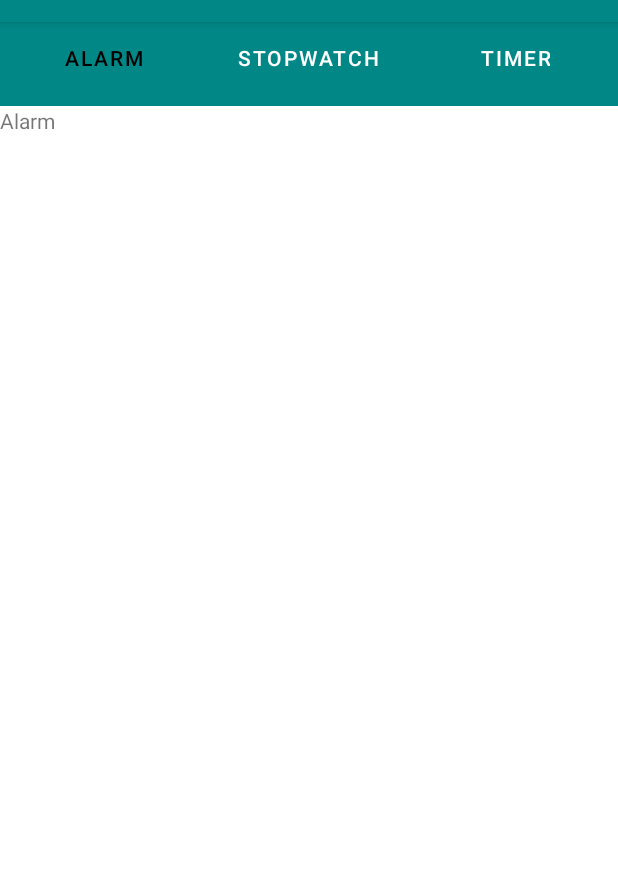
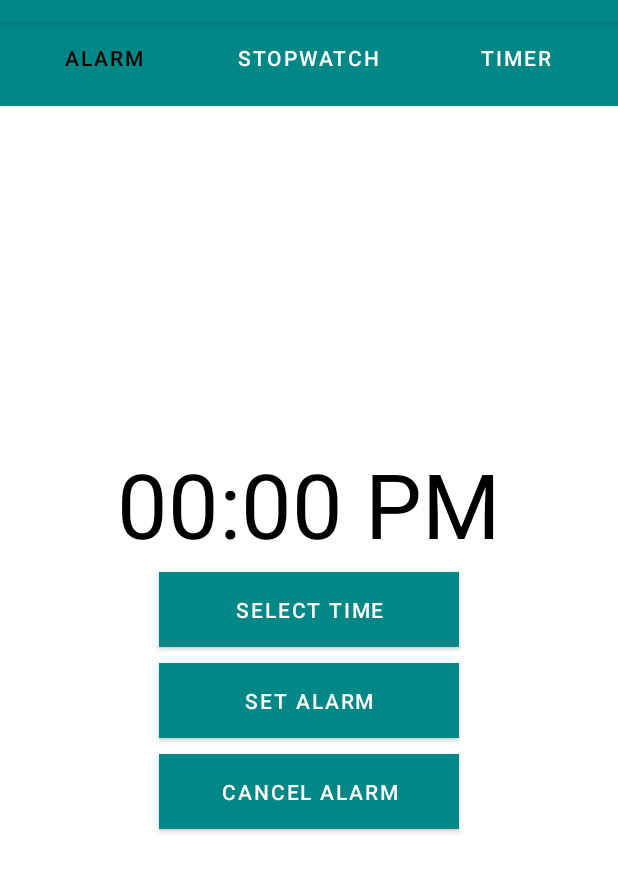
Before and after one commit to thpir/Galaxy-Alarm-Clock, an Android app: the TabFragment1 screen opened directly, with no data from a screen before it, on a phone screen of 412 x 824 dp, the part 62-955 px from its top. Run offline under Robolectric (Android 15) with nearby library versions, the phone set to English and light mode, and no system bars.

Commit message:
Implemented first version of alarm manager in fragment 1

```diff
--- a/app/build.gradle
+++ b/app/build.gradle
@@ -28,6 +28,7 @@ android {
     buildFeatures {
         viewBinding true
     }
+    namespace 'com.example.galaxyalarmclock'
 }
 
 dependencies {
--- a/app/src/main/java/com/example/galaxyalarmclock/TabFragment1.java
+++ b/app/src/main/java/com/example/galaxyalarmclock/TabFragment1.java
@@ -1,23 +1,133 @@
 package com.example.galaxyalarmclock;
 
+import android.app.AlarmManager;
+import android.app.NotificationChannel;
+import android.app.NotificationManager;
+import android.app.PendingIntent;
+import android.content.Context;
+import android.content.Intent;
+import android.os.Build;
 import android.os.Bundle;
+import android.view.LayoutInflater;
+import android.view.View;
+import android.view.ViewGroup;
+import android.widget.Button;
+import android.widget.TextView;
+import android.widget.Toast;
 
 import androidx.fragment.app.Fragment;
 
-import android.view.LayoutInflater;
-import android.view.View;
-import android.view.ViewGroup;
+import com.google.android.material.timepicker.MaterialTimePicker;
+import com.google.android.material.timepicker.TimeFormat;
+
+import java.util.Calendar;
 
 public class TabFragment1 extends Fragment {
 
-    public TabFragment1() {
-        // Required empty public constructor
-    }
+    private View mView;
+    private Button mSetTime, mSetAlarm, mCancelAlarm;
+    private MaterialTimePicker mTimePicker;
+    private TextView mSelectedTime;
+    private Calendar mCalendar;
+    private AlarmManager mAlarmManager;
+    private PendingIntent mPendingIntent;
 
     @Override
     public View onCreateView(LayoutInflater inflater, ViewGroup container,
                              Bundle savedInstanceState) {
         // Inflate the layout for this fragment
-        return inflater.inflate(R.layout.tab_fragment1, container, false);
+        mView = inflater.inflate(R.layout.tab_fragment1, container, false);
+        mSetTime = (Button) mView.findViewById(R.id.buttonSelectTime);
+        mSetAlarm = (Button) mView.findViewById(R.id.buttonSetAlarm);
+        mCancelAlarm = (Button) mView.findViewById(R.id.buttonCancelAlarm);
+        mSelectedTime = (TextView) mView.findViewById(R.id.textviewSelectedTime);
+        createNotificationChannel();
+        configureButtons();
+        return mView;
+    }
+
+    private void createNotificationChannel() {
+        if (Build.VERSION.SDK_INT >= Build.VERSION_CODES.O) {
+            CharSequence name = "GalaxyAlarmClockChannel";
+            String description = "Channel For Alarm Manager";
+            int importance = NotificationManager.IMPORTANCE_HIGH;
+            NotificationChannel channel = new NotificationChannel("GalaxyAlarmClock", name, importance);
+            channel.setDescription(description);
+
+            NotificationManager notificationManager = (NotificationManager) getActivity().getSystemService(Context.NOTIFICATION_SERVICE);
+            notificationManager.createNotificationChannel(channel);
+        }
+    }
+
+    private void configureButtons() {
+        mSetTime.setOnClickListener(new View.OnClickListener() {
+            @Override
+            public void onClick(View view) {
+                showTimePicker();
+            }
+        });
+
+        mSetAlarm.setOnClickListener(new View.OnClickListener() {
+            @Override
+            public void onClick(View view) { setAlarm(); }
+        });
+
+        mCancelAlarm.setOnClickListener(new View.OnClickListener() {
+            @Override
+            public void onClick(View view) { cancelAlarm(); }
+        });
+    }
+
+    private void cancelAlarm() {
+
+        Intent intent = new Intent(getActivity(), AlarmReceiver.class);
+        mPendingIntent = PendingIntent.getBroadcast(getActivity(), 0, intent, 0);
+        if (mAlarmManager == null) {
+            mAlarmManager = (AlarmManager) getActivity().getSystemService(Context.ALARM_SERVICE);
+        }
+        mAlarmManager.cancel(mPendingIntent);
+        Toast.makeText(getActivity(), "Alarm Cancelled", Toast.LENGTH_SHORT).show();
+    }
+
+    private void setAlarm() {
+
+        mAlarmManager = (AlarmManager) getActivity().getSystemService(Context.ALARM_SERVICE);
+        Intent intent = new Intent(getActivity(), AlarmReceiver.class);
+        mPendingIntent = PendingIntent.getBroadcast(getActivity(), 0, intent, 0);
+        mAlarmManager.setInexactRepeating(AlarmManager.RTC_WAKEUP,mCalendar.getTimeInMillis(),
+                AlarmManager.INTERVAL_DAY,mPendingIntent);
+        Toast.makeText(getActivity(), "Alarm Set Successfully", Toast.LENGTH_SHORT).show();
+    }
+
+    private void showTimePicker() {
+
+        mTimePicker = new MaterialTimePicker.Builder()
+                .setTimeFormat(TimeFormat.CLOCK_12H)
+                .setHour(12)
+                .setMinute(0)
+                .setTitleText("Select Alarm Time")
+                .build();
+
+        mTimePicker.show(getParentFragmentManager(), "GalaxyAlarmClock");
+
+        mTimePicker.addOnPositiveButtonClickListener(new View.OnClickListener() {
+            @Override
+            public void onClick(View view) {
+
+                if(mTimePicker.getHour() > 12) {
+                    mSelectedTime.setText(
+                            String.format("%02d",(mTimePicker.getHour()-12)) + ":" + String.format("%02d",mTimePicker.getMinute()) + " PM"
+                    );
+                } else {
+                    mSelectedTime.setText(mTimePicker.getHour() + ":" + mTimePicker.getMinute() + " PM");
+                }
+
+                mCalendar = Calendar.getInstance();
+                mCalendar.set(Calendar.HOUR_OF_DAY, mTimePicker.getHour());
+                mCalendar.set(Calendar.MINUTE, mTimePicker.getMinute());
+                mCalendar.set(Calendar.SECOND, 0);
+                mCalendar.set(Calendar.MILLISECOND, 0);
+            }
+        });
     }
 }
--- /dev/null
+++ b/app/src/main/res/drawable/icon_alarm.xml
@@ -0,0 +1,5 @@
+<vector android:height="24dp" android:tint="#FF0000"
+    android:viewportHeight="24" android:viewportWidth="24"
+    android:width="24dp" xmlns:android="http://schemas.android.com/apk/res/android">
+    <path android:fillColor="@android:color/white" android:pathData="M22,5.72l-4.6,-3.86 -1.29,1.53 4.6,3.86L22,5.72zM7.88,3.39L6.6,1.86 2,5.71l1.29,1.53 4.59,-3.85zM12.5,8L11,8v6l4.75,2.85 0.75,-1.23 -4,-2.37L12.5,8zM12,4c-4.97,0 -9,4.03 -9,9s4.02,9 9,9c4.97,0 9,-4.03 9,-9s-4.03,-9 -9,-9zM12,20c-3.87,0 -7,-3.13 -7,-7s3.13,-7 7,-7 7,3.13 7,7 -3.13,7 -7,7z"/>
+</vector>
--- a/app/src/main/res/layout/tab_fragment1.xml
+++ b/app/src/main/res/layout/tab_fragment1.xml
@@ -1,15 +1,43 @@
 <?xml version="1.0" encoding="utf-8"?>
-<RelativeLayout xmlns:android="http://schemas.android.com/apk/res/android"
+<LinearLayout xmlns:android="http://schemas.android.com/apk/res/android"
     xmlns:tools="http://schemas.android.com/tools"
     android:layout_width="match_parent"
     android:layout_height="match_parent"
+    android:orientation="vertical"
     android:id="@+id/tabFragment1"
+    android:gravity="center"
     tools:context=".TabFragment1">
 
-    <!-- TODO: Update blank fragment layout -->
     <TextView
-        android:layout_width="match_parent"
-        android:layout_height="match_parent"
-        android:text="Alarm" />
+        android:layout_width="wrap_content"
+        android:layout_height="wrap_content"
+        android:id="@+id/textviewSelectedTime"
+        android:text="00:00 PM"
+        android:textSize="60sp"
+        android:textColor="@color/black"/>
 
-</RelativeLayout>
+    <Button
+        android:id="@+id/buttonSelectTime"
+        android:layout_width="200dp"
+        android:layout_height="50dp"
+        android:layout_margin="5dp"
+        android:text="Select Time"
+        android:background="@color/teal_700"/>
+
+    <Button
+        android:id="@+id/buttonSetAlarm"
+        android:layout_width="200dp"
+        android:layout_height="50dp"
+        android:layout_margin="5dp"
+        android:text="Set Alarm"
+        android:background="@color/teal_700"/>
+
+    <Button
+        android:id="@+id/buttonCancelAlarm"
+        android:layout_width="200dp"
+        android:layout_height="50dp"
+        android:layout_margin="5dp"
+        android:text="Cancel Alarm"
+        android:background="@color/teal_700"/>
+
+</LinearLayout>
--- a/build.gradle
+++ b/build.gradle
@@ -5,7 +5,7 @@ buildscript {
         mavenCentral()
     }
     dependencies {
-        classpath 'com.android.tools.build:gradle:7.1.2'
+        classpath 'com.android.tools.build:gradle:7.2.0'
 
         // NOTE: Do not place your application dependencies here; they belong
         // in the individual module build.gradle files
```
Also changed, not shown: app/src/main/AndroidManifest.xml (+6 -2 lines), app/src/main/java/com/example/galaxyalarmclock/AlarmActivity.java (added, +14 -0 lines), app/src/main/java/com/example/galaxyalarmclock/AlarmReceiver.java (added, +31 -0 lines), app/src/main/res/layout/activity_alarm.xml (added, +9 -0 lines), gradle/wrapper/gradle-wrapper.properties.
